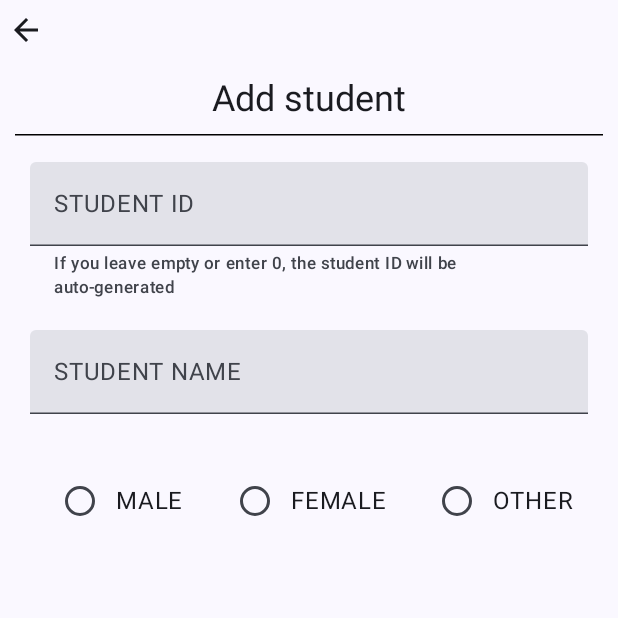
After one commit to EvanieWares/class-ease, an Android app built with Jetpack Compose: the AddEditStudentScreen screen opened through its navigation route, on a phone screen of 412 x 824 dp, the top half of it. The commit adds this screen. Run offline under Robolectric (Android 15) with nearby library versions, the phone set to English and light mode, and no system bars; our stand-ins replace Dagger/Hilt's generated code, window size class.

Commit message:
Improving the UI. Redesigning v2

```diff
--- a/app/src/main/java/com/evaniewares/classease/navigation/HomeNavGraph.kt
+++ b/app/src/main/java/com/evaniewares/classease/navigation/HomeNavGraph.kt
@@ -6,6 +6,7 @@ import androidx.navigation.compose.NavHost
 import androidx.navigation.compose.composable
 import com.evaniewares.classease.presentation.StudentViewModel
 import com.evaniewares.classease.screens.AccountScreen
+import com.evaniewares.classease.screens.AddEditStudentScreen
 import com.evaniewares.classease.screens.HomeScreen
 import com.evaniewares.classease.screens.NotificationScreen
 import com.evaniewares.classease.screens.ProgressScreen
@@ -55,5 +56,11 @@ fun HomeNavGraph(
         composable(route = HomeScreenRoutes.Notifications.route) {
             NotificationScreen(navController = navController)
         }
+        composable(route = HomeScreenRoutes.AddEditStudent.route) {
+            AddEditStudentScreen(
+                navController = navController,
+                studentViewModel = studentViewModel
+            )
+        }
     }
 }
--- a/app/src/main/java/com/evaniewares/classease/navigation/Screens.kt
+++ b/app/src/main/java/com/evaniewares/classease/navigation/Screens.kt
@@ -8,4 +8,5 @@ sealed class HomeScreenRoutes(val route: String) {
     data object Settings: HomeScreenRoutes(route = "settings")
     data object Account: HomeScreenRoutes(route = "account")
     data object Notifications: HomeScreenRoutes(route = "notifications")
+    data object AddEditStudent: HomeScreenRoutes(route = "add_edit_student")
 }
--- a/app/src/main/java/com/evaniewares/classease/presentation/StudentViewModel.kt
+++ b/app/src/main/java/com/evaniewares/classease/presentation/StudentViewModel.kt
@@ -108,7 +108,8 @@ class StudentViewModel @Inject constructor(
                 _studentState.update {
                     it.copy(
                         selectedStudent = null,
-                        isAdding = true
+                        isAdding = true,
+                        isEditing = false
                     )
                 }
             }
@@ -127,6 +128,7 @@ class StudentViewModel @Inject constructor(
                     it.copy(
                         selectedStudent = userAction.studentEntity,
                         isEditing = true,
+                        isAdding = false,
                         studentName = userAction.studentEntity.studentName,
                         gender = userAction.studentEntity.gender,
                         studentId = userAction.studentEntity.studentId.toString()
--- /dev/null
+++ b/app/src/main/java/com/evaniewares/classease/screens/AddEditStudentScreen.kt
@@ -0,0 +1,339 @@
+package com.evaniewares.classease.screens
+
+import androidx.activity.compose.BackHandler
+import androidx.compose.foundation.clickable
+import androidx.compose.foundation.layout.Arrangement
+import androidx.compose.foundation.layout.Box
+import androidx.compose.foundation.layout.Column
+import androidx.compose.foundation.layout.Row
+import androidx.compose.foundation.layout.fillMaxSize
+import androidx.compose.foundation.layout.fillMaxWidth
+import androidx.compose.foundation.layout.height
+import androidx.compose.foundation.layout.padding
+import androidx.compose.foundation.layout.size
+import androidx.compose.foundation.rememberScrollState
+import androidx.compose.foundation.text.KeyboardOptions
+import androidx.compose.foundation.verticalScroll
+import androidx.compose.material.icons.Icons
+import androidx.compose.material.icons.automirrored.filled.ArrowBack
+import androidx.compose.material3.HorizontalDivider
+import androidx.compose.material3.Icon
+import androidx.compose.material3.IconButton
+import androidx.compose.material3.MaterialTheme
+import androidx.compose.material3.RadioButton
+import androidx.compose.material3.Surface
+import androidx.compose.material3.Text
+import androidx.compose.material3.TextButton
+import androidx.compose.material3.TextField
+import androidx.compose.runtime.Composable
+import androidx.compose.ui.Alignment
+import androidx.compose.ui.Modifier
+import androidx.compose.ui.graphics.Color
+import androidx.compose.ui.platform.LocalContext
+import androidx.compose.ui.text.input.KeyboardCapitalization
+import androidx.compose.ui.text.input.KeyboardType
+import androidx.compose.ui.unit.dp
+import androidx.core.text.isDigitsOnly
+import androidx.lifecycle.compose.collectAsStateWithLifecycle
+import androidx.navigation.NavHostController
+import com.evaniewares.classease.domain.model.StudentEntity
+import com.evaniewares.classease.presentation.StudentViewModel
+import com.evaniewares.classease.utils.GenderType
+import com.evaniewares.classease.utils.toastMsg
+
+@Composable
+fun AddEditStudentScreen(
+    navController: NavHostController,
+    studentViewModel: StudentViewModel
+) {
+    val context = LocalContext.current
+    val studentState = studentViewModel.studentState.collectAsStateWithLifecycle().value
+
+    Surface(
+        modifier = Modifier.fillMaxSize()
+    ) {
+        Column {
+            CustomAppBar(
+                state = studentState,
+                onBackClick = {
+                    navController.popBackStack()
+                },
+                onSaveStudent = { student ->
+                    if (studentState.isEditing) {
+                        studentViewModel.updateStudent(student) { success ->
+                            if (success) {
+                                studentViewModel.onAction(StudentViewModel.UserAction.OnSaveStudent)
+                                studentViewModel.onAction(StudentViewModel.UserAction.EditStudentDialogDismiss)
+                                toastMsg(context, "Updated!")
+                                navController.popBackStack()
+                            } else {
+                                toastMsg(context, "Unable to update. Try again!")
+                            }
+                        }
+                    } else {
+                        studentViewModel.insertStudent(student) { success ->
+                            if (success) {
+                                studentViewModel.onAction(StudentViewModel.UserAction.OnSaveStudent)
+                                toastMsg(context, "Saved!")
+                            } else {
+                                toastMsg(context, "Unable to save. Try again!")
+                            }
+                        }
+                    }
+                }
+            )
+            AddEdit(
+                state = studentState,
+                onIdChanged = { studentId ->
+                    studentViewModel.onAction(
+                        StudentViewModel.UserAction.OnIDChanged(
+                            studentId
+                        )
+                    )
+                },
+                onNameChanged = { studentName ->
+                    studentViewModel.onAction(
+                        StudentViewModel.UserAction.OnNameChanged(
+                            studentName.uppercase()
+                        )
+                    )
+                },
+                onGenderChanged = { gender ->
+                    studentViewModel.onAction(
+                        StudentViewModel.UserAction.OnGenderChanged(
+                            gender
+                        )
+                    )
+                }
+            )
+        }
+        BackHandler {
+            studentViewModel.onAction(StudentViewModel.UserAction.EditStudentDialogDismiss)
+        }
+    }
+}
+
+@Composable
+private fun AddEdit(
+    state: StudentViewModel.StudentState,
+    onIdChanged: (String) -> Unit,
+    onNameChanged: (String) -> Unit,
+    onGenderChanged: (String) -> Unit
+) {
+    val scrollState = rememberScrollState()
+
+    Column(
+        modifier = Modifier
+            .padding(10.dp)
+            .verticalScroll(scrollState),
+        horizontalAlignment = Alignment.CenterHorizontally
+    ) {
+        Text(
+            text = if (state.isEditing) "Edit student" else "Add student",
+            style = MaterialTheme.typography.headlineSmall
+        )
+        Row(
+            modifier = Modifier.height(16.dp),
+            verticalAlignment = Alignment.CenterVertically
+        ) {
+            HorizontalDivider(
+                thickness = 1.dp,
+                color = Color.Black
+            )
+        }
+        if (state.isEditing) {
+            EditStudentTextField(
+                value = state.studentId,
+                placeHolder = "STUDENT ID",
+                onValueChange = onIdChanged,
+                keyboardType = KeyboardType.Decimal,
+                enabled = false
+            )
+        } else {
+            EditStudentTextField(
+                value = state.studentId,
+                placeHolder = "STUDENT ID",
+                onValueChange = onIdChanged,
+                keyboardType = KeyboardType.Decimal,
+                supportingText = "If you leave empty or enter 0, the student ID will be auto-generated"
+            )
+        }
+        EditStudentTextField(
+            value = state.studentName,
+            placeHolder = "STUDENT NAME",
+            onValueChange = onNameChanged
+        )
+        RowGenderSection(
+            state = state,
+            onGenderChanged = onGenderChanged
+        )
+    }
+}
+
+/**
+ * Shows the back icon and Save button to help user navigate to the previous screen
+ * and to add or edit student respectively
+ *
+ * @param onBackClick handles user click events on the [ArrowBack] icon
+ * @param onSaveStudent handles user click events on the Save [TextButton]
+ */
+@Composable
+private fun CustomAppBar(
+    onBackClick: () -> Unit,
+    onSaveStudent: (StudentEntity) -> Unit,
+    state: StudentViewModel.StudentState
+) {
+    Box(
+        modifier = Modifier
+            .fillMaxWidth()
+            .height(40.dp)
+            .padding(5.dp)
+    ) {
+        IconButton(
+            onClick = onBackClick,
+            modifier = Modifier
+                .size(24.dp)
+                .align(Alignment.CenterStart)
+        ) {
+            Icon(
+                imageVector = Icons.AutoMirrored.Default.ArrowBack,
+                contentDescription = "Back"
+            )
+        }
+        if (validateInputs(
+                name = state.studentName,
+                gender = state.gender,
+                studentId = state.studentId
+            )
+        ) {
+            Surface(
+                modifier = Modifier
+                    .align(Alignment.CenterEnd)
+                    .clickable {
+                        if (state.selectedStudent != null) {
+                            onSaveStudent(
+                                state.selectedStudent.copy(
+                                    studentName = state.studentName.trim(),
+                                    gender = state.gender.trim()
+                                )
+                            )
+                        } else {
+                            val studentId = if (state.studentId.isBlank()){
+                                0L
+                            } else {
+                                state.studentId.toLong()
+                            }
+                            onSaveStudent(
+                                StudentEntity(
+                                    studentId = studentId,
+                                    studentName = state.studentName.trim(),
+                                    gender = state.gender.trim()
+                                )
+                            )
+                        }
+                    },
+                tonalElevation = 10.dp
+            ) {
+                Text(
+                    text = "SAVE",
+                    color = MaterialTheme.colorScheme.primary,
+                    style = MaterialTheme.typography.titleSmall,
+                    modifier = Modifier.padding(5.dp)
+                )
+            }
+        }
+    }
+}
+
+@Composable
+private fun RowGenderSection(
+    state: StudentViewModel.StudentState,
+    onGenderChanged: (String) -> Unit
+) {
+    Row(
+        modifier = Modifier
+            .fillMaxWidth()
+            .padding(8.dp),
+        horizontalArrangement = Arrangement.SpaceAround
+    ) {
+        GenderSelection(
+            text = "MALE",
+            selected = state.gender == GenderType.M.name,
+            onClick = { onGenderChanged("M") }
+        )
+        GenderSelection(
+            text = "FEMALE",
+            selected = state.gender == GenderType.F.name,
+            onClick = { onGenderChanged("F") }
+        )
+        GenderSelection(
+            text = "OTHER",
+            selected = state.gender == GenderType.O.name,
+            onClick = { onGenderChanged("O") }
+        )
+    }
+}
+
+private fun validateInputs(name: String, studentId: String, gender: String): Boolean {
+    if (name.isBlank() || gender.isBlank()) {
+        return false
+    }
+    if (!"MFO".contains(gender.trim())) {
+        return false
+    }
+    return studentId.isBlank() || studentId.isDigitsOnly()
+}
+
+@Composable
+private fun GenderSelection(
+    text: String,
+    selected: Boolean,
+    onClick: () -> Unit
+) {
+    Box {
+        Row(
+            verticalAlignment = Alignment.CenterVertically
+        ) {
+            RadioButton(
+                selected = selected,
+                onClick = { onClick() }
+            )
+            Text(text = text)
+        }
+    }
+}
+
+@Composable
+private fun EditStudentTextField(
+    value: String,
+    placeHolder: String,
+    onValueChange: (String) -> Unit,
+    keyboardType: KeyboardType = KeyboardType.Text,
+    enabled: Boolean = true,
+    supportingText: String = ""
+) {
+    TextField(
+        value = value,
+        onValueChange = { onValueChange(it) },
+        modifier = Modifier
+            .fillMaxWidth()
+            .padding(10.dp),
+        keyboardOptions = KeyboardOptions(
+            keyboardType = keyboardType,
+            capitalization = KeyboardCapitalization.Characters
+        ),
+        placeholder = {
+            Text(text = placeHolder)
+        },
+        enabled = enabled,
+        maxLines = 1,
+        supportingText = {
+            if (supportingText.isNotBlank()) {
+                Text(
+                    text = supportingText,
+                    style = MaterialTheme.typography.labelSmall
+                )
+            }
+        }
+    )
+}
```
Also changed, not shown: app/src/main/java/com/evaniewares/classease/screens/HomeScreen.kt (+1 -10 lines), app/src/main/java/com/evaniewares/classease/screens/StudentScreen.kt (+6 -20 lines).
